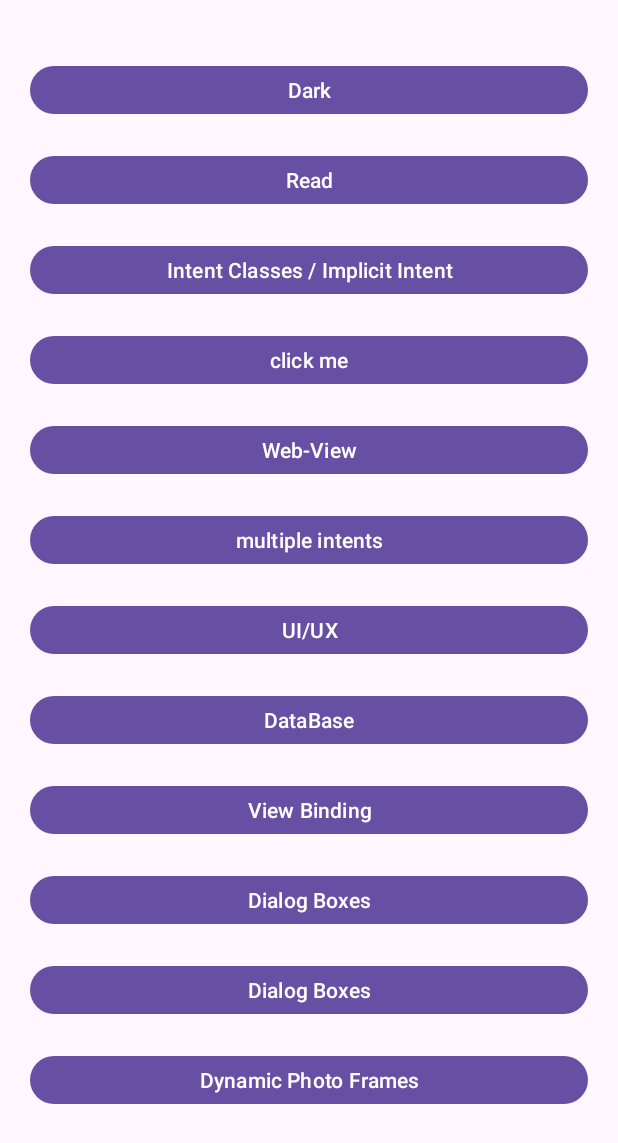
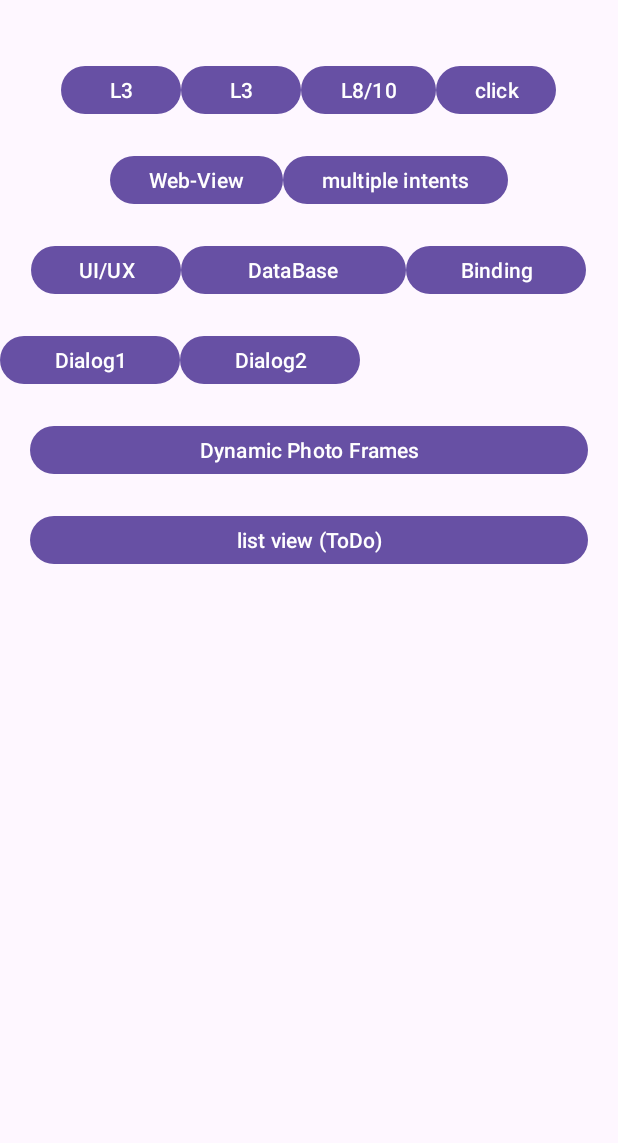
Before and after one commit to sandeepmehra28/Android-with-Kotlin, an Android app built with Jetpack Compose: the screen it shows after launch (MainActivity), on a phone screen of 412 x 824 dp. Shown: the top 1143 px of the screen. Run offline under Robolectric (Android 15) with nearby library versions, the phone set to English and light mode, and no system bars.

Commit message:
Adding new files for android with kotlin

```diff
--- a/app/src/main/AndroidManifest.xml
+++ b/app/src/main/AndroidManifest.xml
@@ -13,6 +13,9 @@
         android:roundIcon="@mipmap/ic_launcher_round"
         android:supportsRtl="true"
         android:theme="@style/Theme.AndroidWithKotlin">
+        <activity
+            android:name=".list_views.ListView1Activity"
+            android:exported="false" />
         <activity
             android:name=".Dyanamic_Photo_Frame.FrameActivity"
             android:exported="false" />
--- a/app/src/main/java/com/example/android_with_kotlin/MainActivity.kt
+++ b/app/src/main/java/com/example/android_with_kotlin/MainActivity.kt
@@ -12,6 +12,7 @@ import com.example.android_with_kotlin.database_signup.SignupActivity
 import com.example.android_with_kotlin.databinding.ActivityMainBinding
 import com.example.android_with_kotlin.dialogboxes.AlertDialogBoxActivity
 import com.example.android_with_kotlin.intents.ImplicitIntentActivity
+import com.example.android_with_kotlin.list_views.ListView1Activity
 import com.example.android_with_kotlin.multiple_intents_class.CafeMainActivity
 import com.example.android_with_kotlin.uiux.ShowLogoActivity
 import com.example.android_with_kotlin.viewbinding.ViewBindingActivity
@@ -72,6 +73,10 @@ class MainActivity : AppCompatActivity() {
             val intent = Intent(this, FrameActivity::class.java)
             startActivity(intent)
         }
+        binding.btnListView1.setOnClickListener {
+            val intent  = Intent(this, ListView1Activity::class.java)
+            startActivity(intent)
+        }
 
     }
 }
--- a/app/src/main/res/layout/activity_main.xml
+++ b/app/src/main/res/layout/activity_main.xml
@@ -7,104 +7,101 @@
     android:layout_width="match_parent"
     android:layout_height="match_parent"
     tools:context=".MainActivity">
+<LinearLayout
+    android:gravity="center"
+    android:layout_marginTop="40dp"
+    android:orientation="horizontal"
+    android:layout_width="match_parent"
+    android:layout_height="wrap_content">
+ <Button
+     android:layout_width="80dp"
+     android:layout_height="40dp"
+     android:id="@+id/btnDark"
+     android:text="L3" />
+ <Button
+     android:layout_width="80dp"
+     android:layout_height="40dp"
+     android:id="@+id/btnRead"
+     android:text="L3"
+     />
+ <Button
+     android:layout_width="90dp"
+     android:layout_height="40dp"
+     android:id="@+id/btnImplicitIntent"
+     android:text="L8/10"
+     />
+ <Button
+     android:id="@+id/btnClickme"
+     android:layout_width="80dp"
+     android:layout_height="40dp"
+     android:text="click me" />
+</LinearLayout>
+
+<LinearLayout
+    android:layout_marginTop="20dp"
+    android:gravity="center"
+    android:orientation="horizontal"
+    android:layout_width="match_parent"
+    android:layout_height="wrap_content">
 
  <Button
-       android:layout_width="match_parent"
+     android:id="@+id/btnWebView"
+     android:layout_width="115dp"
      android:layout_height="40dp"
-       android:id="@+id/btnDark"
-       android:text="Dark"
-       android:layout_marginStart="20dp"
-       android:layout_marginEnd="20dp"
-       android:layout_marginTop="40dp"
-       />
-    <Button
-        android:layout_width="match_parent"
-        android:layout_height="40dp"
-        android:id="@+id/btnRead"
-        android:text="Read"
-        android:layout_marginTop="20dp"
-        android:layout_marginStart="20dp"
-        android:layout_marginEnd="20dp"
-        />
-    <Button
-        android:layout_width="match_parent"
-        android:layout_height="40dp"
-        android:layout_marginTop="20dp"
-        android:layout_marginStart="20dp"
-        android:layout_marginEnd="20dp"
-        android:id="@+id/btnImplicitIntent"
-        android:text="Intent Classes / Implicit Intent"
-        />
-
-    <Button
-        android:id="@+id/btnClickme"
-        android:layout_width="match_parent"
-        android:layout_height="40dp"
-        android:layout_marginTop="20dp"
-        android:layout_marginStart="20dp"
-        android:layout_marginEnd="20dp"
-        android:text="click me" />
-    <Button
-        android:id="@+id/btnWebView"
-        android:layout_width="match_parent"
-        android:layout_height="40dp"
-        android:layout_marginTop="20dp"
-        android:layout_marginStart="20dp"
-        android:layout_marginEnd="20dp"
      android:text="Web-View" />
  <Button
      android:id="@+id/btnMulIntent"
+     android:layout_width="150dp"
+     android:layout_height="40dp"
+     android:text="multiple intents" />
+</LinearLayout>
+   <LinearLayout
+       android:layout_gravity="center"
+       android:gravity="center"
+       android:layout_marginTop="20dp"
        android:layout_width="match_parent"
-        android:layout_height="40dp"
-        android:layout_marginTop="20dp"
-        android:layout_marginStart="20dp"
-        android:layout_marginEnd="20dp"
-        android:text="multiple intents" />
+       android:layout_height="wrap_content"
+    android:orientation="horizontal">
+
     <Button
         android:id="@+id/btnUiUx"
-     android:layout_width="match_parent"
+        android:layout_width="100dp"
         android:layout_height="40dp"
-     android:layout_marginTop="20dp"
-     android:layout_marginStart="20dp"
-     android:layout_marginEnd="20dp"
-     android:text="UI/UX"
-     />
+        android:text="UI/UX"/>
     <Button
         android:id="@+id/btnDataBase"
-     android:layout_width="match_parent"
+        android:layout_width="150dp"
         android:layout_height="40dp"
-     android:layout_marginTop="20dp"
-     android:layout_marginStart="20dp"
-     android:layout_marginEnd="20dp"
         android:text="DataBase"
         />
     <Button
         android:id="@+id/btnViewBinding"
+        android:layout_width="120dp"
+        android:layout_height="40dp"
+        android:text="Binding"
+        />
+   </LinearLayout>
+
+
+<LinearLayout
+    android:layout_marginTop="20dp"
     android:layout_width="match_parent"
-     android:layout_height="40dp"
-     android:layout_marginTop="20dp"
-     android:layout_marginStart="20dp"
-     android:layout_marginEnd="20dp"
-     android:text="View Binding"
-     />
+    android:layout_height="wrap_content"
+ android:orientation="horizontal">
  <Button
      android:id="@+id/btnDialogBoxes"
-     android:layout_width="match_parent"
+     android:layout_width="120dp"
      android:layout_height="40dp"
-     android:layout_marginTop="20dp"
-     android:layout_marginStart="20dp"
-     android:layout_marginEnd="20dp"
-     android:text="Dialog Boxes"
+     android:text="Dialog1 Boxes"
      />
  <Button
      android:id="@+id/btnCustomDialog"
-     android:layout_width="match_parent"
+     android:layout_width="120dp"
      android:layout_height="40dp"
-     android:layout_marginTop="20dp"
-     android:layout_marginStart="20dp"
-     android:layout_marginEnd="20dp"
-     android:text="Dialog Boxes"
+     android:text="Dialog2 Boxes"
      />
+</LinearLayout>
+
  <Button
      android:id="@+id/btnDynamicPhotoFrame"
      android:layout_width="match_parent"
@@ -114,4 +111,14 @@
      android:layout_marginEnd="20dp"
      android:text="Dynamic Photo Frames"
      />
+ <Button
+     android:id="@+id/btnListView1"
+     android:layout_width="match_parent"
+     android:layout_height="40dp"
+     android:layout_marginTop="20dp"
+     android:layout_marginStart="20dp"
+     android:layout_marginEnd="20dp"
+     android:text="list view (ToDo)"
+     />
+
 </LinearLayout>
--- a/app/src/main/res/layout/activity_signin.xml
+++ b/app/src/main/res/layout/activity_signin.xml
@@ -12,7 +12,7 @@
     android:layout_width="match_parent"
     android:layout_height="350dp"
     android:text="Welcome\nSignUp to Continue"
-    android:textSize="25dp"
+    android:textSize="25sp"
     android:textColor="@color/black"
     android:paddingStart="30dp"
     android:paddingEnd="30dp"
```
Also changed, not shown: app/src/main/java/com/example/android_with_kotlin/list_views/ListView1Activity.kt (added, +33 -0 lines), app/src/main/res/layout/activity_list_view1.xml (added, +26 -0 lines). Lines whose indentation alone changed are shown as unchanged.
